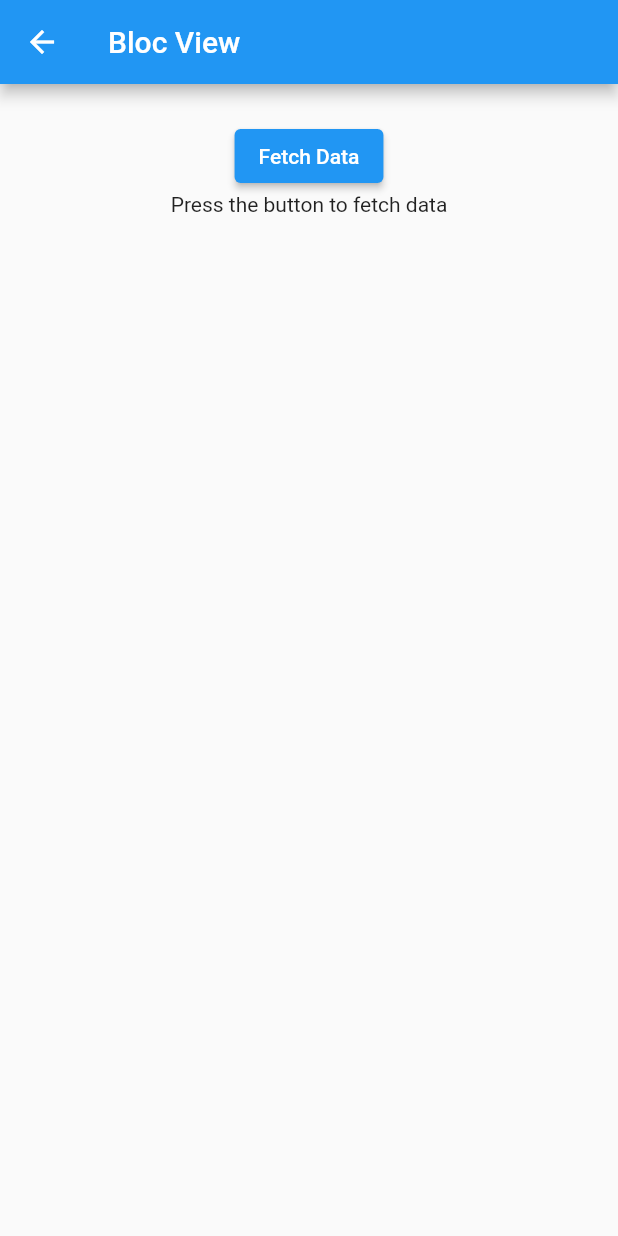
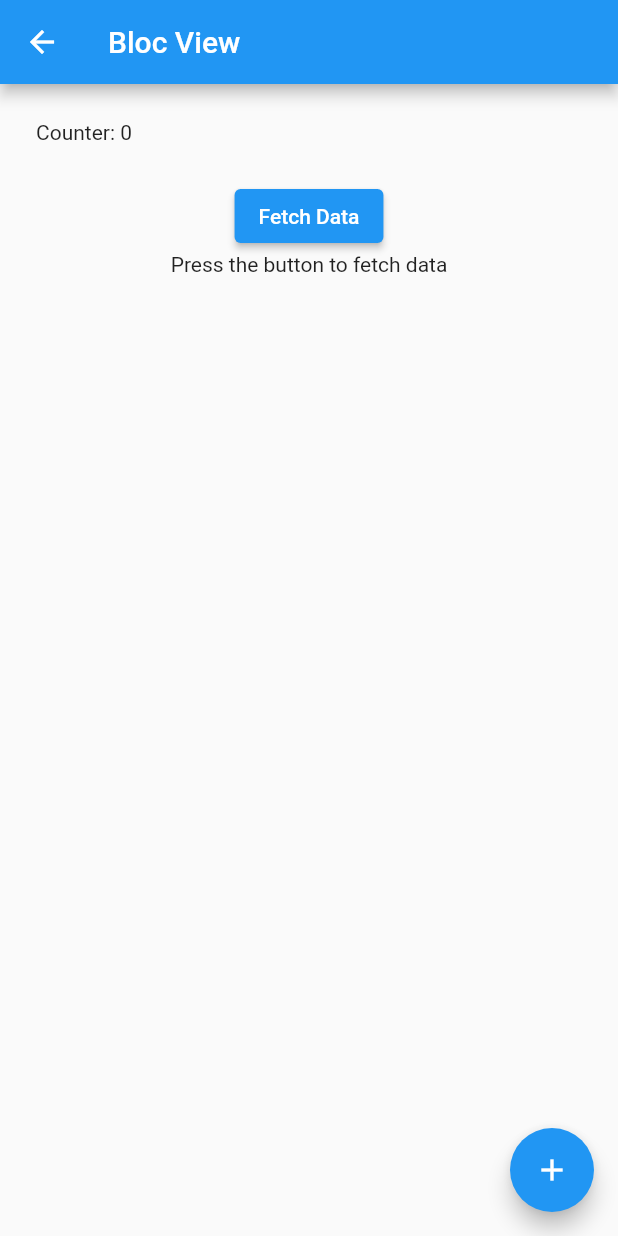
Before and after one commit to gabeaventh/state_dummy, a Flutter app: the screen it shows after launch, after a tap on "Bloc View", on a phone screen of 412 x 824 dp. Run offline on Flutter 3.47's test engine with Material 2 defaults, Android fonts, the phone set to English and light mode, and no system bars; our stand-ins replace flutter_bloc, freezed_annotation, get, hooks_riverpod, riverpod_annotation; generated files the repository leaves out were written again.

Commit message:
add counter

```diff
--- a/lib/bind.dart
+++ b/lib/bind.dart
@@ -1,4 +1,5 @@
 import 'package:get/get.dart';
+import 'package:state_research/state_bloc/bloc/counter_cubit.dart';
 import 'package:state_research/state_bloc/bloc/json_bloc_bloc.dart';
 import 'package:state_research/state_bloc/bloc/json_freezed_bloc.dart';
 import 'package:state_research/state_getx/controller.dart';
@@ -9,5 +10,6 @@ class AppBinding implements Bindings {
     Get.lazyPut<JsonBloc>(JsonBloc.new);
     Get.lazyPut<JsonController>(JsonController.new);
     Get.lazyPut<JsonFreezedBloc>(JsonFreezedBloc.new);
+    Get.lazyPut<CounterCubit>(CounterCubit.new);
   }
 }
--- /dev/null
+++ b/lib/state_bloc/bloc/counter_cubit.dart
@@ -0,0 +1,7 @@
+import 'package:flutter_bloc/flutter_bloc.dart';
+
+class CounterCubit extends Cubit<int> {
+  CounterCubit() : super(0);
+  void increment() => emit(state + 1);
+  void decrement() => emit(state - 1);
+}
--- a/lib/state_bloc/view.dart
+++ b/lib/state_bloc/view.dart
@@ -1,6 +1,7 @@
 import 'package:flutter/material.dart';
 import 'package:flutter_bloc/flutter_bloc.dart';
 import 'package:get/get.dart';
+import 'package:state_research/state_bloc/bloc/counter_cubit.dart';
 import 'package:state_research/state_bloc/bloc/json_freezed_bloc.dart';
 import 'package:state_research/state_bloc/components/empty.dart';
 import 'package:state_research/state_bloc/components/list.dart';
@@ -21,7 +22,19 @@ class BlocView extends StatelessWidget {
       ),
       body: SingleChildScrollView(
         padding: const EdgeInsets.all(24),
-        child: BlocBuilder<JsonFreezedBloc, JsonFreezedState>(
+        child: ListView(
+          shrinkWrap: true,
+          children: [
+            BlocBuilder(
+              bloc: Get.find<CounterCubit>(),
+              builder: (context, cState) {
+                return Text('Counter: $cState');
+              },
+            ),
+            const SizedBox(
+              height: 24,
+            ),
+            BlocBuilder<JsonFreezedBloc, JsonFreezedState>(
               bloc: Get.find<JsonFreezedBloc>(),
               builder: (context, state) {
                 return state.maybeWhen(
@@ -31,6 +44,13 @@ class BlocView extends StatelessWidget {
                 );
               },
             ),
+          ],
+        ),
+      ),
+      floatingActionButton: FloatingActionButton(
+        key: const Key('counterView_increment_floatingActionButton'),
+        child: const Icon(Icons.add),
+        onPressed: () => Get.find<CounterCubit>().increment(),
       ),
     );
   }
```
Also changed, not shown: lib/state_bloc/section/view.dart (added). Lines whose indentation alone changed are shown as unchanged.
